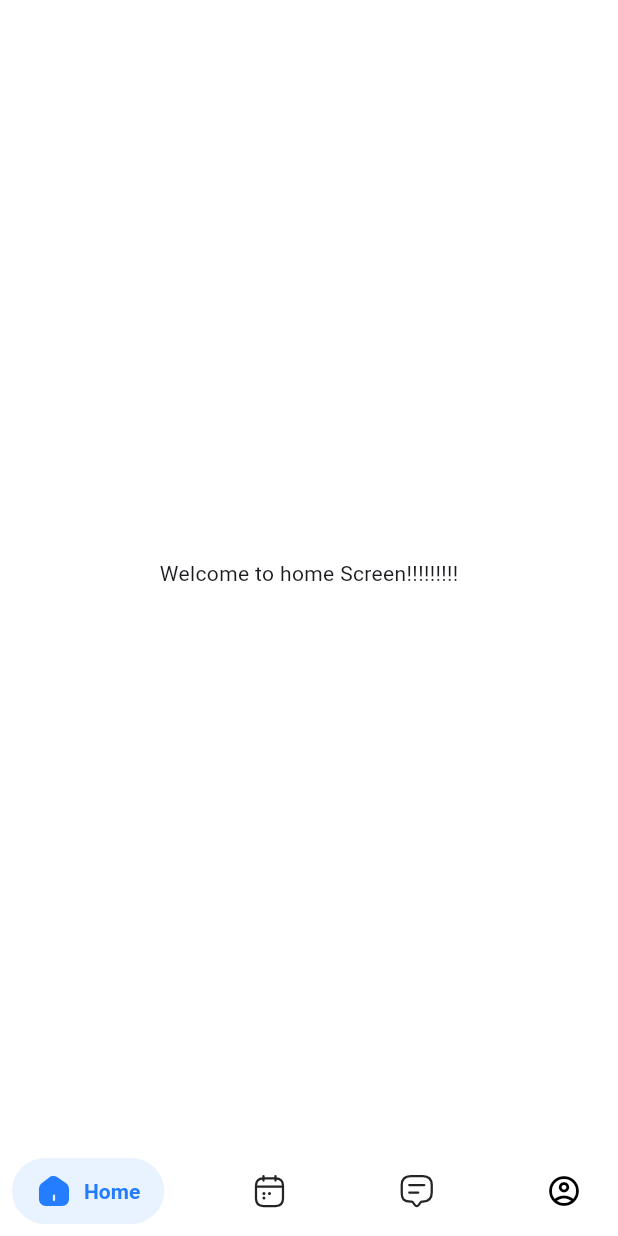
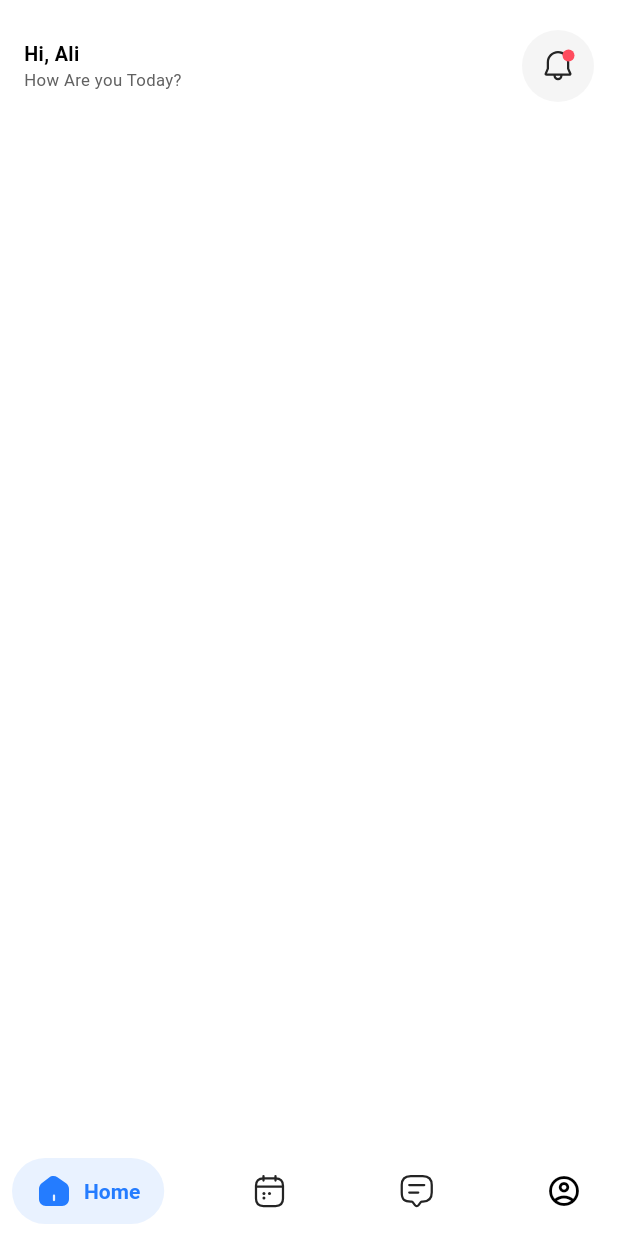
Before and after one commit to tolpa888/docdoc_app, a Flutter app: the DocdocBottomNavigationBar screen opened by its route, on a phone screen of 412 x 824 dp. Run offline on Flutter 3.47's test engine with Material 3 defaults, Android fonts, the light colour scheme and no system bars; drawn by our look-alikes of salomon_bottom_bar; our stand-ins replace bloc, dio, flutter_bloc, flutter_screenutil, flutter_svg, freezed_annotation and 3 more; missing offline and left inert: dart:ffi; generated files the repository leaves out were written again.

Commit message:
add appbar widget

```diff
--- a/lib/core/theming/colors.dart
+++ b/lib/core/theming/colors.dart
@@ -10,4 +10,6 @@ class ColorsManger{
   static const Color profileGrey = Color(0XFFF8F8F8);
   static const Color dividerColor = Color(0XFFE0E0E0);
   static const Color dividerText = Color(0XFF242424);
+  static const Color greyMoreLight = Color(0XFF616161);
+  static const Color homeGrey = Color(0XFFF5F5F5);
 }
--- a/lib/core/theming/styles.dart
+++ b/lib/core/theming/styles.dart
@@ -97,5 +97,15 @@ class Styles {
       color: Colors.red,
       fontSize: 14.sp,
       fontWeight: FontWeightHelper.regular);
+  static TextStyle font13spBlackBold = TextStyle(
+    color: Colors.black,
+    fontSize: 13.sp,
+    fontWeight: FontWeightHelper.bold
+  );
+  static TextStyle font11spBlackRegular = TextStyle(
+      color: ColorsManger.greyMoreLight,
+      fontSize: 11.sp,
+      fontWeight: FontWeightHelper.regular
+  );
 
 }
--- a/lib/core/widgets/docdoc_text_form_field.dart
+++ b/lib/core/widgets/docdoc_text_form_field.dart
@@ -1,8 +1,5 @@
-import 'dart:ffi';
-
 import 'package:docdoc_app/core/theming/colors.dart';
 import 'package:docdoc_app/core/theming/styles.dart';
-import 'package:flutter/cupertino.dart';
 import 'package:flutter/material.dart';
 import 'package:flutter_screenutil/flutter_screenutil.dart';
 
--- a/lib/features/home_pages/docdoc_bottom _navigation_bar.dart
+++ b/lib/features/home_pages/docdoc_bottom _navigation_bar.dart
@@ -1,7 +1,7 @@
 import 'package:docdoc_app/core/theming/colors.dart';
 import 'package:docdoc_app/features/home_pages/calendar/calendar_screen.dart';
 import 'package:docdoc_app/features/home_pages/chat/chat_screen.dart';
-import 'package:docdoc_app/features/home_pages/home/home_screen.dart';
+import 'package:docdoc_app/features/home_pages/home/ui/home_screen.dart';
 import 'package:docdoc_app/features/home_pages/profile/ui/profile_screen.dart';
 import 'package:flutter/cupertino.dart';
 import 'package:flutter/material.dart';
--- a/lib/features/home_pages/home/home_screen.dart
+++ /dev/null
@@ -1,14 +0,0 @@
-import 'package:flutter/cupertino.dart';
-import 'package:flutter/material.dart';
-
-class HomeScreen extends StatelessWidget{
-  @override
-  Widget build(BuildContext context) {
-  return
-    Scaffold(
-
-      body: Center(child: Text('Welcome to home Screen!!!!!!!!!')),
-    );
-  }
-
-}
--- /dev/null
+++ b/lib/features/home_pages/home/ui/home_screen.dart
@@ -0,0 +1,23 @@
+import 'package:docdoc_app/features/home_pages/home/ui/widgets/home_app_bar.dart';
+import 'package:flutter/material.dart';
+
+class HomeScreen extends StatelessWidget {
+  const HomeScreen({super.key});
+
+  @override
+  Widget build(BuildContext context) {
+    return Scaffold(
+      body: SafeArea(
+        child: Container(
+          margin: const EdgeInsets.fromLTRB(16, 20, 16, 12),
+          width: double.infinity,
+          child: const Column(
+            children: [
+              HomeAppBar(),
+            ],
+          ),
+        ),
+      ),
+    );
+  }
+}
--- /dev/null
+++ b/lib/features/home_pages/home/ui/widgets/home_app_bar.dart
@@ -0,0 +1,30 @@
+import 'package:flutter/cupertino.dart';
+import 'package:flutter/material.dart';
+import 'package:flutter_svg/flutter_svg.dart';
+import '../../../../../core/theming/colors.dart';
+import '../../../../../core/theming/styles.dart';
+
+class HomeAppBar extends StatelessWidget {
+  const HomeAppBar({super.key});
+
+  @override
+  Widget build(BuildContext context) {
+    return Row(
+      children: [
+        Column(
+          crossAxisAlignment: CrossAxisAlignment.start,
+          children: [
+            Text('Hi, Ali', style: Styles.font13spBlackBold),
+            Text('How Are you Today?', style: Styles.font11spBlackRegular),
+          ],
+        ),
+        const Spacer(),
+        CircleAvatar(
+          radius: 24,
+          backgroundColor: ColorsManger.homeGrey,
+          child: SvgPicture.asset('assets/svgs/home_notification.svg'),
+        ),
+      ],
+    );
+  }
+}
--- a/lib/features/login/ui/widget/login_screen.dart
+++ b/lib/features/login/ui/widget/login_screen.dart
@@ -61,7 +61,7 @@ class LoginScreen extends StatelessWidget {
                   textStyle: Styles.font16spWhiteSemibold,
                   onPressed: () {
 
-                    (context);
+                    validateThenLogin(context);
                   },
                 ),
                 verticalSpacing(16),
--- a/lib/features/onboarding/widgets/doc_logo_and_name.dart
+++ b/lib/features/onboarding/widgets/doc_logo_and_name.dart
@@ -4,6 +4,8 @@ import 'package:flutter_screenutil/flutter_screenutil.dart';
 import 'package:flutter_svg/flutter_svg.dart';
 
 class DocLogoAndName extends StatelessWidget {
+  const DocLogoAndName({super.key});
+
   @override
   Widget build(BuildContext context) {
     return Row(
```
Also changed, not shown: lib/core/widgets/docdoc_text_button.dart (+4 -4 lines), lib/features/onboarding/onboarding_screen.dart (+9 -7 lines), lib/features/onboarding/widgets/get_started_button.dart (+8 -6 lines), assets/svgs/home_notification.svg (added), pubspec.lock.
